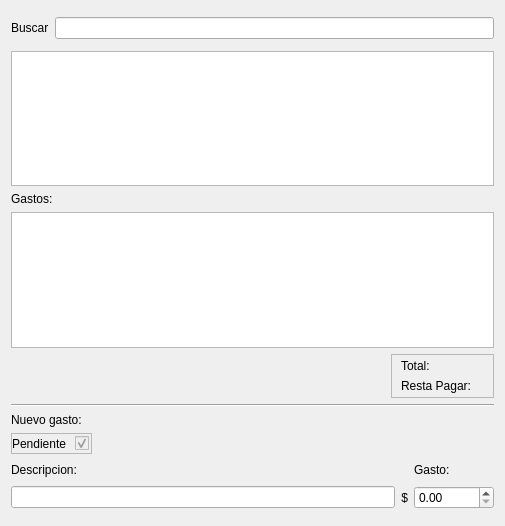
Before: the Qt Designer form src/ui/gastos.ui in leosmolas/conotels, drawn with Qt 5.
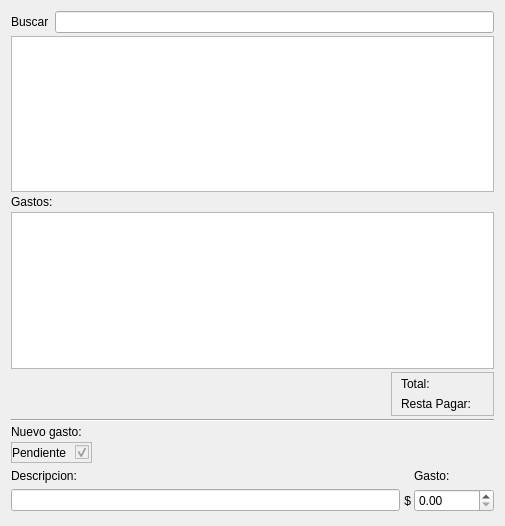
After: the same form once the commit is applied.

Commit message: en todos los lugares donde se maneja guita puse que sea decimal (10,2), y en la ui puse para que se pueda ingresar con centavos.

The edit to the form file:
```diff
--- a/src/ui/gastos.ui
+++ b/src/ui/gastos.ui
@@ -17,7 +17,7 @@
    <item row="0" column="0">
     <layout class="QGridLayout" name="gridLayout" columnstretch="0,0,0,0,0">
      <property name="spacing">
-      <number>6</number>
+      <number>3</number>
      </property>
      <item row="3" column="0" colspan="5">
       <widget class="QTableView" name="gastosTableView">
@@ -104,18 +104,9 @@
         <property name="fieldGrowthPolicy">
          <enum>QFormLayout::AllNonFixedFieldsGrow</enum>
         </property>
-        <property name="leftMargin">
+        <property name="margin">
          <number>0</number>
         </property>
-        <property name="topMargin">
-         <number>6</number>
-        </property>
-        <property name="rightMargin">
-         <number>0</number>
-        </property>
-        <property name="bottomMargin">
-         <number>6</number>
-        </property>
         <item row="0" column="0">
          <widget class="QLabel" name="label">
           <property name="text">
```
The commit also changes 6 other files.
